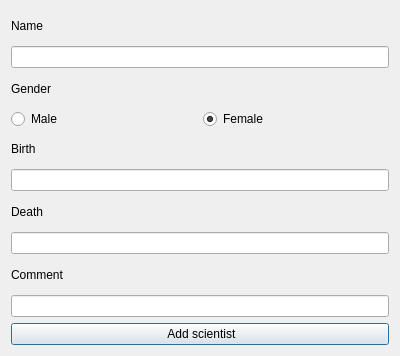
First picture: the form in addscientistdialog.ui, repository ManiSigt/Verklegt-nams, before the edit.
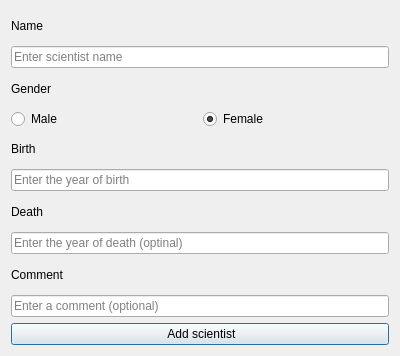
Second picture: the form after the edit. Icons and pictures are not drawn.

Commit message: placeholder text

Diff of the .ui file:
```diff
--- a/addscientistdialog.ui
+++ b/addscientistdialog.ui
@@ -42,7 +42,11 @@
     </layout>
    </item>
    <item>
-    <widget class="QLineEdit" name="input_scientist_name"/>
+    <widget class="QLineEdit" name="input_scientist_name">
+     <property name="placeholderText">
+      <string>Enter scientist name</string>
+     </property>
+    </widget>
    </item>
    <item>
     <widget class="QLabel" name="label_scientist_gender">
@@ -91,7 +95,11 @@
     </layout>
    </item>
    <item>
-    <widget class="QLineEdit" name="input_scientist_birth"/>
+    <widget class="QLineEdit" name="input_scientist_birth">
+     <property name="placeholderText">
+      <string>Enter the year of birth</string>
+     </property>
+    </widget>
    </item>
    <item>
     <widget class="QLabel" name="label_scientist_death">
@@ -101,7 +109,11 @@
     </widget>
    </item>
    <item>
-    <widget class="QLineEdit" name="input_scientist_death"/>
+    <widget class="QLineEdit" name="input_scientist_death">
+     <property name="placeholderText">
+      <string>Enter the year of death (optinal)</string>
+     </property>
+    </widget>
    </item>
    <item>
     <widget class="QLabel" name="label_scientist_comment">
@@ -111,7 +123,11 @@
     </widget>
    </item>
    <item>
-    <widget class="QLineEdit" name="input_scientist_comment"/>
+    <widget class="QLineEdit" name="input_scientist_comment">
+     <property name="placeholderText">
+      <string>Enter a comment (optional)</string>
+     </property>
+    </widget>
    </item>
    <item>
     <widget class="QPushButton" name="button_add_scientist">
```
The commit also changes 1 other file.
